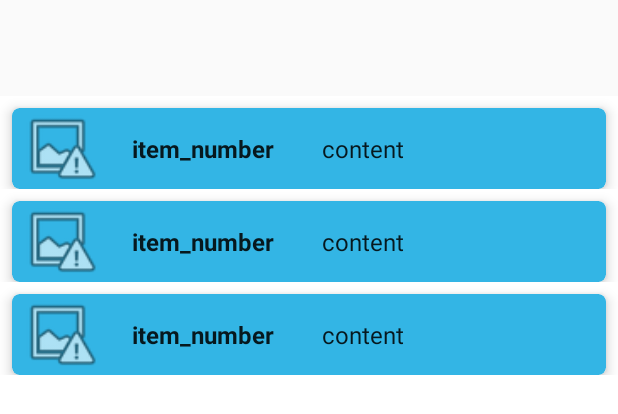
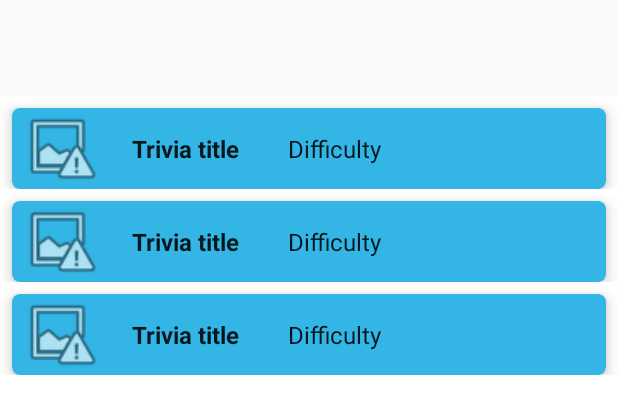
Before and after one commit to isluji/Travial, an Android app: the layout fragment_trivia_list.xml on its own in the app's theme, with its tools: preview values and no code run, on a phone screen of 412 x 824 dp. Shown: the top 414 px of the screen. Run offline under Robolectric (Android 15) with nearby library versions, the phone set to English and light mode, and no system bars.

Commit message:
Updated the Trivia List's fragment + RecyclerView + layout

```diff
--- a/app/src/main/java/com/isluji/travial/fragments/TriviaFragment.java
+++ b/app/src/main/java/com/isluji/travial/fragments/TriviaFragment.java
@@ -69,7 +69,7 @@ public class TriviaFragment extends Fragment {
                 recyclerView.setLayoutManager(new GridLayoutManager(context, mColumnCount));
             }
 
-            recyclerView.setAdapter(new MyTriviaRecyclerViewAdapter(DummyContent.ITEMS_T, mListener));
+            recyclerView.setAdapter(new MyTriviaRecyclerViewAdapter(DummyContent.TRIVIAS, mListener));
         }
 
         return view;
@@ -104,6 +104,6 @@ public class TriviaFragment extends Fragment {
      */
     public interface OnListFragmentInteractionListener {
         // TODO: Update argument type and name
-        void onListFragmentInteraction(Trivia item);
+        void onListFragmentInteraction(Trivia trivia);
     }
 }
--- a/app/src/main/res/layout/fragment_trivia.xml
+++ b/app/src/main/res/layout/fragment_trivia.xml
@@ -1,12 +1,13 @@
 <?xml version="1.0" encoding="utf-8"?>
-<android.support.constraint.ConstraintLayout
+<LinearLayout
     xmlns:android="http://schemas.android.com/apk/res/android"
     xmlns:app="http://schemas.android.com/apk/res-auto"
-    xmlns:tools="http://schemas.android.com/tools"
     android:layout_width="match_parent"
-    android:layout_height="wrap_content">
+    android:layout_height="wrap_content"
+    android:orientation="vertical">
 
-    <android.support.v7.widget.CardView xmlns:card_view="http://schemas.android.com/apk/res-auto"
+    <android.support.v7.widget.CardView
+        xmlns:card_view="http://schemas.android.com/apk/res-auto"
         android:layout_width="match_parent"
         android:layout_height="match_parent"
         android:layout_gravity="center"
@@ -36,7 +37,7 @@
                 android:layout_width="wrap_content"
                 android:layout_height="wrap_content"
                 android:layout_margin="@dimen/text_margin"
-                android:text="item_number"
+                android:text="Trivia title"
                 android:textAppearance="?attr/textAppearanceListItem"
                 android:textStyle="bold" />
 
@@ -45,10 +46,10 @@
                 android:layout_width="wrap_content"
                 android:layout_height="wrap_content"
                 android:layout_margin="@dimen/text_margin"
-                android:text="content"
+                android:text="Difficulty"
                 android:textAppearance="?attr/textAppearanceListItem" />
         </LinearLayout>
 
     </android.support.v7.widget.CardView>
 
-</android.support.constraint.ConstraintLayout>
+</LinearLayout>
--- a/app/src/main/res/layout/fragment_trivia_list.xml
+++ b/app/src/main/res/layout/fragment_trivia_list.xml
@@ -9,6 +9,6 @@
     android:layout_marginTop="64dp"
     android:background="@android:color/white"
     android:paddingBottom="8dp"
-    app:layoutManager="LinearLayoutManager"
+    app:layoutManager="android.support.v7.widget.LinearLayoutManager"
     tools:context=".fragments.TriviaFragment"
     tools:listitem="@layout/fragment_trivia" />
```
Also changed, not shown: app/src/main/java/com/isluji/travial/fragments/MyTriviaRecyclerViewAdapter.java (+4 -3 lines).
